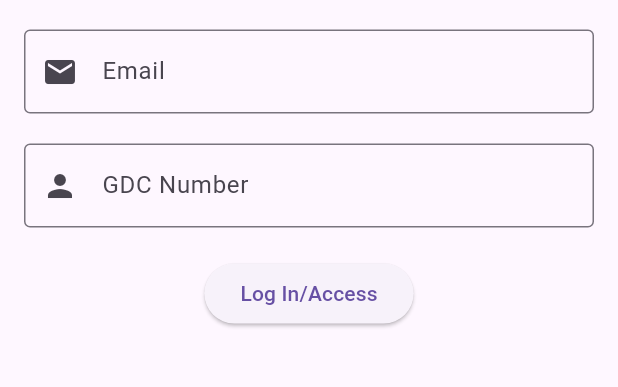
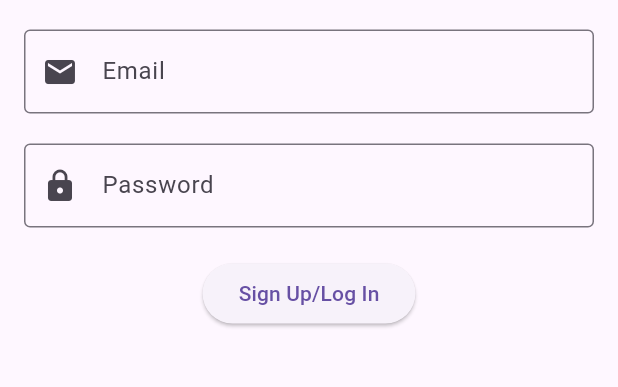
Before and after one commit to sam-a786/Locum-Guide, a Flutter app: the screen it shows after launch, on a phone screen of 412 x 824 dp, the part 521-908 px from its top. Run offline on Flutter 3.47's test engine with Material 3 defaults, Android fonts, the phone set to English and light mode, and no system bars; our stand-ins replace firebase_auth, firebase_core; accounts and stored records are empty.

Commit message:
adding firebase authentication on the firstpage

```diff
--- a/locum_guide/lib/first_page.dart
+++ b/locum_guide/lib/first_page.dart
@@ -1,6 +1,7 @@
 // first_page.dart
 import 'package:flutter/material.dart';
-import 'second_page.dart'; // Import the second page so you can navigate to it
+import 'package:firebase_auth/firebase_auth.dart'; // Firebase Auth import
+import 'second_page.dart';
 
 class FirstPage extends StatelessWidget {
   const FirstPage({super.key});
@@ -9,6 +10,7 @@ class FirstPage extends StatelessWidget {
   Widget build(BuildContext context) {
     final TextEditingController emailController = TextEditingController();
     final TextEditingController gdcController = TextEditingController();
+    final TextEditingController passwordController = TextEditingController();
 
     return Scaffold(
       appBar: AppBar(
@@ -34,31 +36,47 @@ class FirstPage extends StatelessWidget {
             ),
             const SizedBox(height: 20),
             TextField(
-              controller: gdcController,
+              controller: passwordController,
               decoration: const InputDecoration(
-                labelText: 'GDC Number',
-                prefixIcon: Icon(Icons.person),
+                labelText: 'Password',
+                prefixIcon: Icon(Icons.lock),
                 border: OutlineInputBorder(),
               ),
-              keyboardType: TextInputType.number,
+              obscureText: true,
             ),
             const SizedBox(height: 20),
             ElevatedButton(
-              onPressed: () {
-                // Navigate to the second page
-                if (emailController.text.isNotEmpty && gdcController.text.isNotEmpty) {
+              onPressed: () async {
+                try {
+                  // Firebase Auth sign-in
+                  UserCredential userCredential = await FirebaseAuth.instance
+                      .createUserWithEmailAndPassword(
+                    email: emailController.text.trim(),
+                    password: passwordController.text.trim(),
+                  );
+
+                  // Once signed in, navigate to the second page
                   Navigator.push(
                     context,
                     MaterialPageRoute(builder: (context) => const SecondPage()),
                   );
-                } else {
-                  // Show error if fields are empty
-                  ScaffoldMessenger.of(context).showSnackBar(
-                    const SnackBar(content: Text('Please fill in both fields')),
-                  );
+                } on FirebaseAuthException catch (e) {
+                  if (e.code == 'weak-password') {
+                    ScaffoldMessenger.of(context).showSnackBar(
+                      const SnackBar(content: Text('The password is too weak.')),
+                    );
+                  } else if (e.code == 'email-already-in-use') {
+                    ScaffoldMessenger.of(context).showSnackBar(
+                      const SnackBar(content: Text('This email is already in use.')),
+                    );
+                  } else {
+                    ScaffoldMessenger.of(context).showSnackBar(
+                      SnackBar(content: Text(e.message!)),
+                    );
+                  }
                 }
               },
-              child: const Text('Log In/Access'),
+              child: const Text('Sign Up/Log In'),
             ),
           ],
         ),
```
